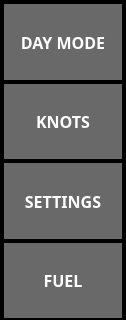
UnexplodedMinds/Stratofier, file ui/MenuDialog.ui: the form before one commit; both pictures show x 0 to 126 and y 0 to 320 of the 126 by 800 pixel window.
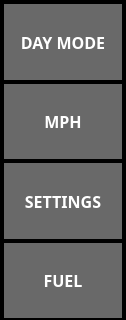
The form after the commit.

```diff
--- a/ui/MenuDialog.ui
+++ b/ui/MenuDialog.ui
@@ -168,7 +168,7 @@
       </font>
      </property>
      <property name="text">
-      <string>KNOTS</string>
+      <string>MPH</string>
      </property>
     </widget>
    </item>
```
